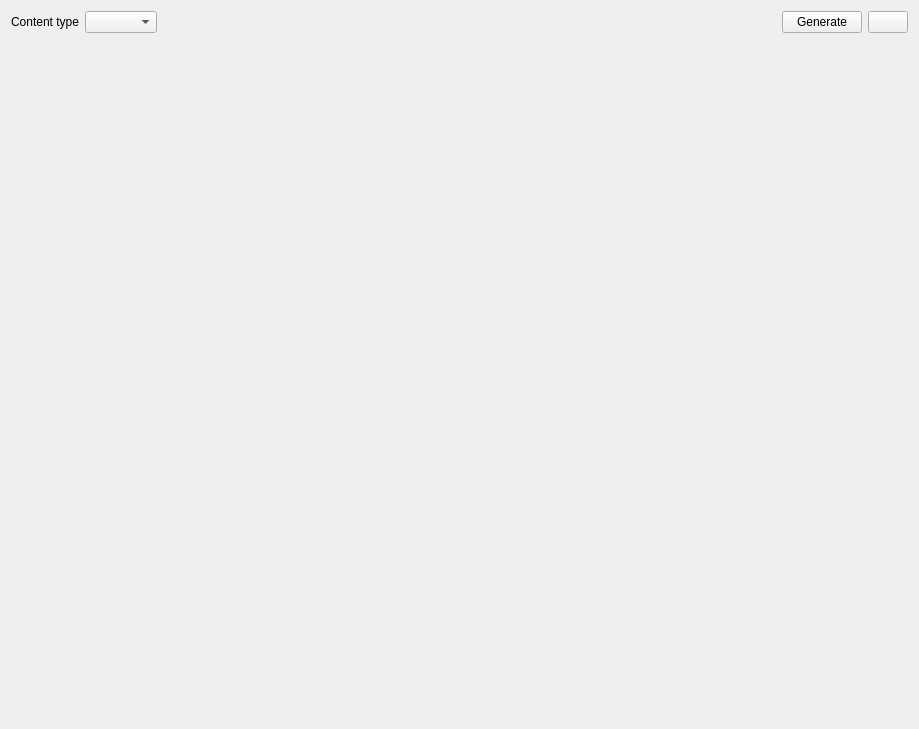
Before: the Qt Designer form src/widgets/qrcodegenerator.ui in N1vn0vem8er/cutetoolbox, drawn with Qt 5.
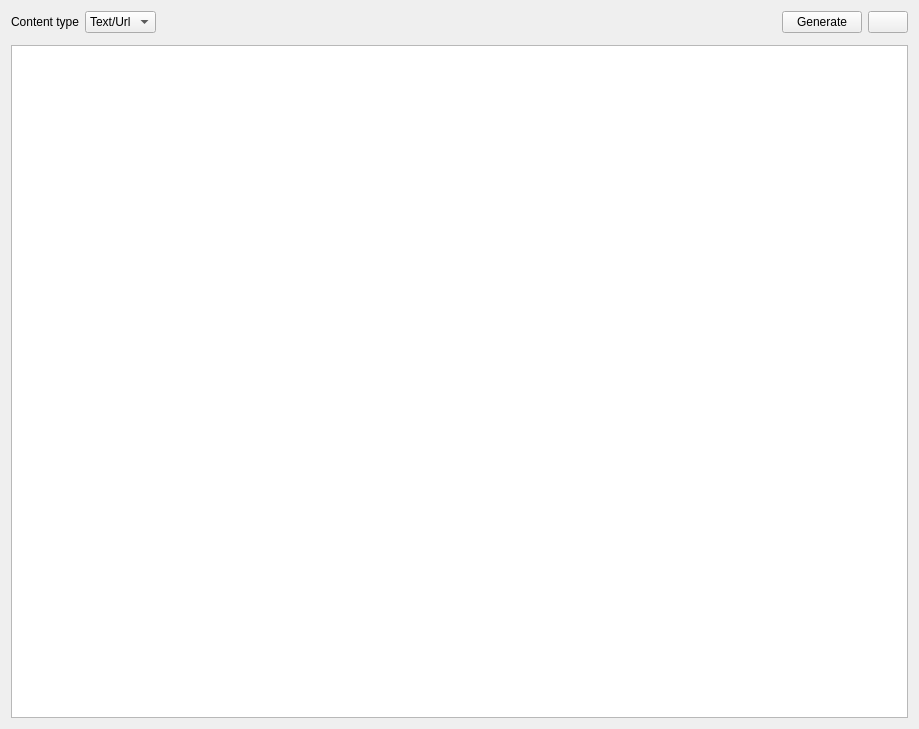
After: the same form once the commit is applied. Icons and pictures are not drawn.

```diff
--- a/src/widgets/qrcodegenerator.ui
+++ b/src/widgets/qrcodegenerator.ui
@@ -16,7 +16,7 @@
   <property name="locale">
    <locale language="English" country="UnitedStates"/>
   </property>
-  <layout class="QVBoxLayout" name="verticalLayout" stretch="0,0,2">
+  <layout class="QVBoxLayout" name="verticalLayout" stretch="0,0,0">
    <item>
     <layout class="QHBoxLayout" name="horizontalLayout">
      <item>
@@ -27,7 +27,13 @@
       </widget>
      </item>
      <item>
-      <widget class="QComboBox" name="comboBox"/>
+      <widget class="QComboBox" name="comboBox">
+       <item>
+        <property name="text">
+         <string>Text/Url</string>
+        </property>
+       </item>
+      </widget>
      </item>
      <item>
       <spacer name="horizontalSpacer">
@@ -68,7 +74,7 @@
     <widget class="QWidget" name="formWidget" native="true"/>
    </item>
    <item>
-    <widget class="QWidget" name="outputWidget" native="true"/>
+    <widget class="QGraphicsView" name="output"/>
    </item>
   </layout>
  </widget>
```
